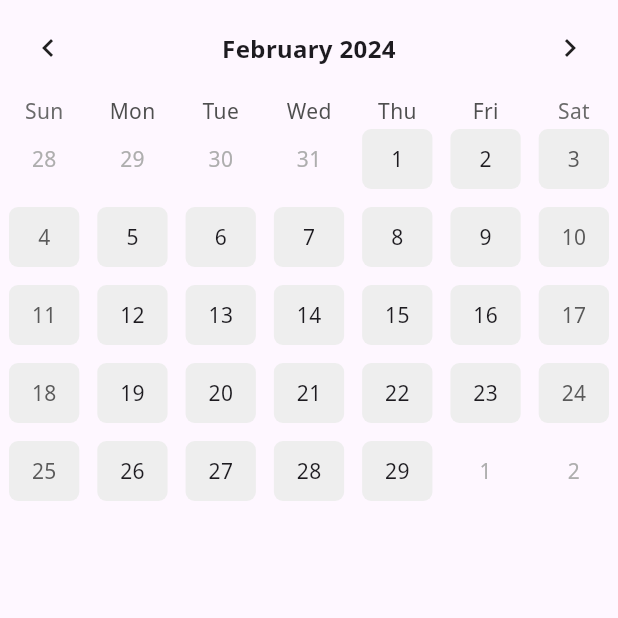
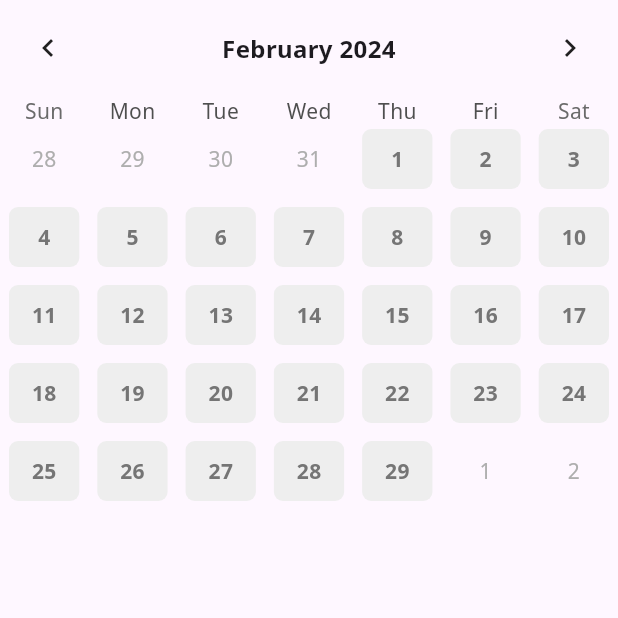
Before and after one commit to kimgeuntae/flutter_calendar_scheduler, a Flutter app: the screen it shows after launch, on a phone screen of 412 x 824 dp, the top half of it. Run offline on Flutter 3.47's test engine with Material 3 defaults, Android fonts, the phone set to English and light mode, and no system bars; drawn by our look-alikes of table_calendar.

Commit message:
Add: 텍스트 스타일 추가

```diff
--- a/lib/component/calendar.dart
+++ b/lib/component/calendar.dart
@@ -19,6 +19,11 @@ class _CalendarState extends State<Calendar> {
       color: Colors.grey[200],
     );
 
+    final defaultTextStyle = TextStyle(
+      color: Colors.grey[600],
+      fontWeight: FontWeight.w700,
+    );
+
     return TableCalendar(
       focusedDay: DateTime.now(),
       firstDay: DateTime(1800),
@@ -33,7 +38,7 @@ class _CalendarState extends State<Calendar> {
       ),
       calendarStyle: CalendarStyle(
           isTodayHighlighted: false,
-        defaultDecoration: defaultBoxDeco,
+          defaultDecoration: defaultBoxDeco, // 평일
           weekendDecoration: defaultBoxDeco,
           selectedDecoration: BoxDecoration(
             color: Colors.white,
@@ -43,7 +48,11 @@ class _CalendarState extends State<Calendar> {
               width: 1.0,
             ),
           ),
-      ),
+          defaultTextStyle: defaultTextStyle,
+          weekendTextStyle: defaultTextStyle,
+          selectedTextStyle: defaultTextStyle.copyWith(
+            color: PRIMARY_COLOR,
+          )),
       onDaySelected: (DateTime selectedDay, DateTime focusedDay) {
         print(selectedDay);
         setState(() {
```
Lines whose indentation alone changed are shown as unchanged.
